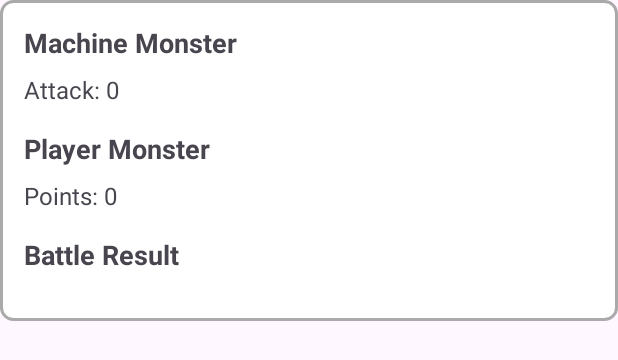
After one commit to EtienneDAka/ygospinoff-android, an Android app: the layout battle_result_popup.xml on its own in the app's theme, with its tools: preview values and no code run, on a phone screen of 412 x 824 dp. The commit adds this screen. Shown: the top 360 px of the screen. Run offline under Robolectric (Android 15) with nearby library versions, the phone set to English and light mode, and no system bars.

Commit message:
commit 10

```diff
--- /dev/null
+++ b/app/src/main/res/drawable/popup_background.xml
@@ -0,0 +1,6 @@
+<shape xmlns:android="http://schemas.android.com/apk/res/android">
+    <solid android:color="@android:color/white" />
+    <corners android:radius="8dp" />
+    <padding android:left="16dp" android:top="16dp" android:right="16dp" android:bottom="16dp" />
+    <stroke android:width="2dp" android:color="@android:color/darker_gray" />
+</shape>
--- /dev/null
+++ b/app/src/main/res/layout/battle_result_popup.xml
@@ -0,0 +1,52 @@
+<?xml version="1.0" encoding="utf-8"?>
+<LinearLayout xmlns:android="http://schemas.android.com/apk/res/android"
+    android:layout_width="match_parent"
+    android:layout_height="wrap_content"
+    android:orientation="vertical"
+    android:padding="16dp"
+    android:background="@drawable/popup_background">
+
+    <TextView
+        android:id="@+id/machine_monster_name"
+        android:layout_width="wrap_content"
+        android:layout_height="wrap_content"
+        android:text="Machine Monster"
+        android:textSize="18sp"
+        android:textStyle="bold"
+        android:layout_marginBottom="8dp" />
+
+    <TextView
+        android:id="@+id/machine_monster_attack"
+        android:layout_width="wrap_content"
+        android:layout_height="wrap_content"
+        android:text="Attack: 0"
+        android:textSize="16sp"
+        android:layout_marginBottom="16dp" />
+
+    <TextView
+        android:id="@+id/player_monster_name"
+        android:layout_width="wrap_content"
+        android:layout_height="wrap_content"
+        android:text="Player Monster"
+        android:textSize="18sp"
+        android:textStyle="bold"
+        android:layout_marginBottom="8dp" />
+
+    <TextView
+        android:id="@+id/player_monster_points"
+        android:layout_width="wrap_content"
+        android:layout_height="wrap_content"
+        android:text="Points: 0"
+        android:textSize="16sp"
+        android:layout_marginBottom="16dp" />
+
+    <TextView
+        android:id="@+id/battle_result"
+        android:layout_width="wrap_content"
+        android:layout_height="wrap_content"
+        android:text="Battle Result"
+        android:textSize="18sp"
+        android:textStyle="bold"
+        android:layout_marginBottom="16dp" />
+
+</LinearLayout>
--- a/gradle/libs.versions.toml
+++ b/gradle/libs.versions.toml
@@ -1,5 +1,5 @@
 [versions]
-agp = "8.7.3"
+agp = "8.8.0"
 junit = "4.13.2"
 junitVersion = "1.1.5"
 espressoCore = "3.5.1"
```
Also changed, not shown: app/src/main/java/com/defranc/yugioh_spinoff/MainActivity.java (+73 -7 lines), app/src/main/res/layout/direct_attack_popup.xml (added, +35 -0 lines), app/src/main/res/layout/enemy_monsters_popup.xml (added, +23 -0 lines), app/src/main/res/layout/monster_details.xml (added, +34 -0 lines), gradle/wrapper/gradle-wrapper.properties.
